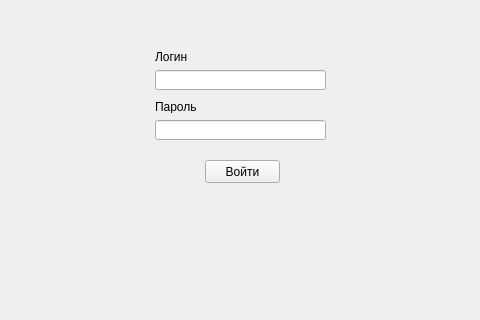
Above: LoginForm.ui from AlexanderPlatinum/MessengerClient before the change; both pictures show x 85 to 565 and y 100 to 420 of the 650 by 420 pixel window. Below: the same form after it.
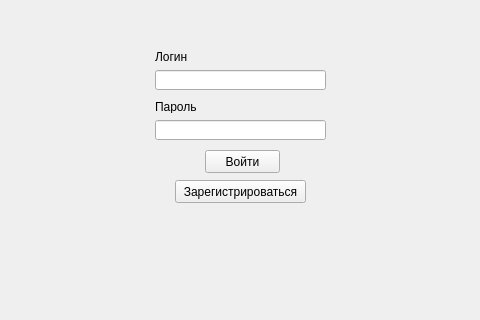
That is the form after the change.

What changed in the file:
```diff
--- a/LoginForm.ui
+++ b/LoginForm.ui
@@ -10,6 +10,15 @@
     <height>420</height>
    </rect>
   </property>
+  <property name="maximumSize">
+   <size>
+    <width>650</width>
+    <height>420</height>
+   </size>
+  </property>
+  <property name="contextMenuPolicy">
+   <enum>Qt::NoContextMenu</enum>
+  </property>
   <property name="windowTitle">
    <string>Form</string>
   </property>
@@ -37,7 +46,7 @@
    <property name="geometry">
     <rect>
      <x>290</x>
-     <y>260</y>
+     <y>250</y>
      <width>75</width>
      <height>23</height>
     </rect>
@@ -72,6 +81,19 @@
     <string>Пароль</string>
    </property>
   </widget>
+  <widget class="QPushButton" name="RegisterButton">
+   <property name="geometry">
+    <rect>
+     <x>260</x>
+     <y>280</y>
+     <width>131</width>
+     <height>23</height>
+    </rect>
+   </property>
+   <property name="text">
+    <string>Зарегистрироваться</string>
+   </property>
+  </widget>
  </widget>
  <resources/>
  <connections/>
```
